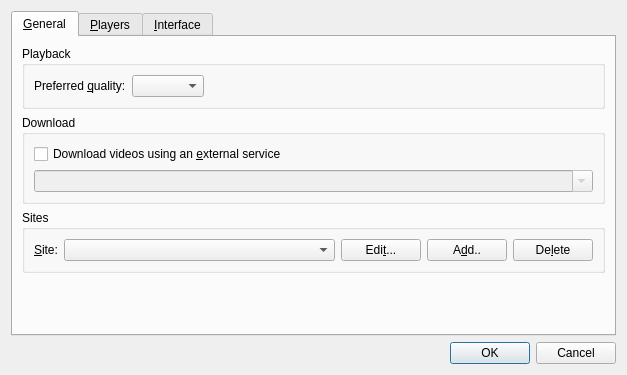
smplayer-dev/smtube, file src/configdialog.ui: the form before one commit.
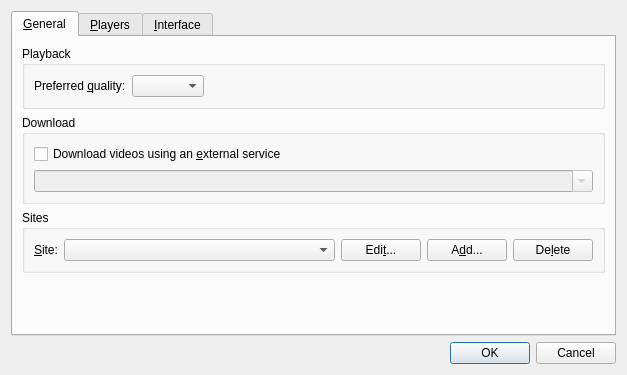
The form after the commit. Icons and pictures are not drawn.

Diff of the .ui file:
```diff
--- a/src/configdialog.ui
+++ b/src/configdialog.ui
@@ -124,7 +124,7 @@
           <item>
            <widget class="QPushButton" name="add_site_button">
             <property name="text">
-             <string>A&amp;dd..</string>
+             <string>A&amp;dd...</string>
             </property>
             <property name="icon">
              <iconset resource="icons.qrc">
```
